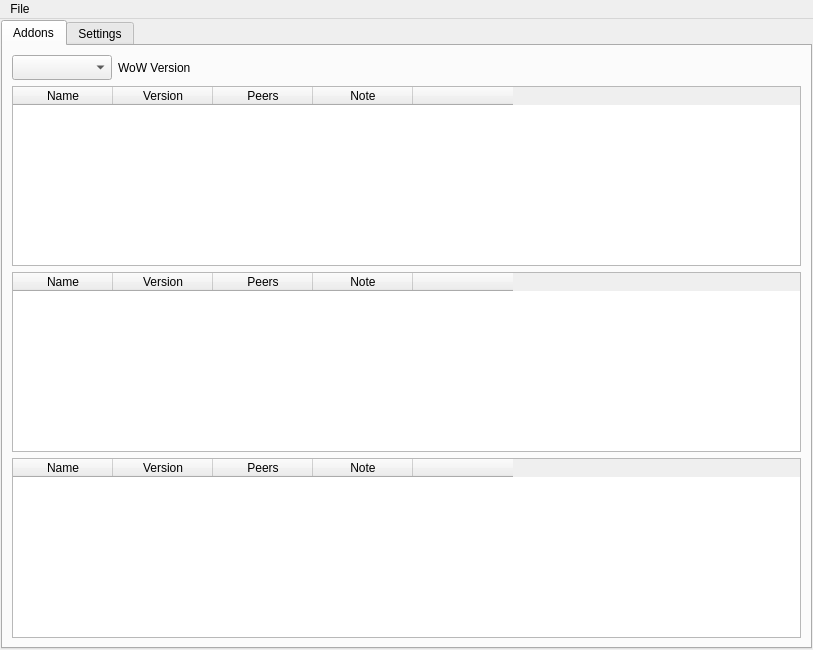
Above: ui/mainwindow.ui from WoWAddonManager/wam-client before the change. Below: the same form after it.
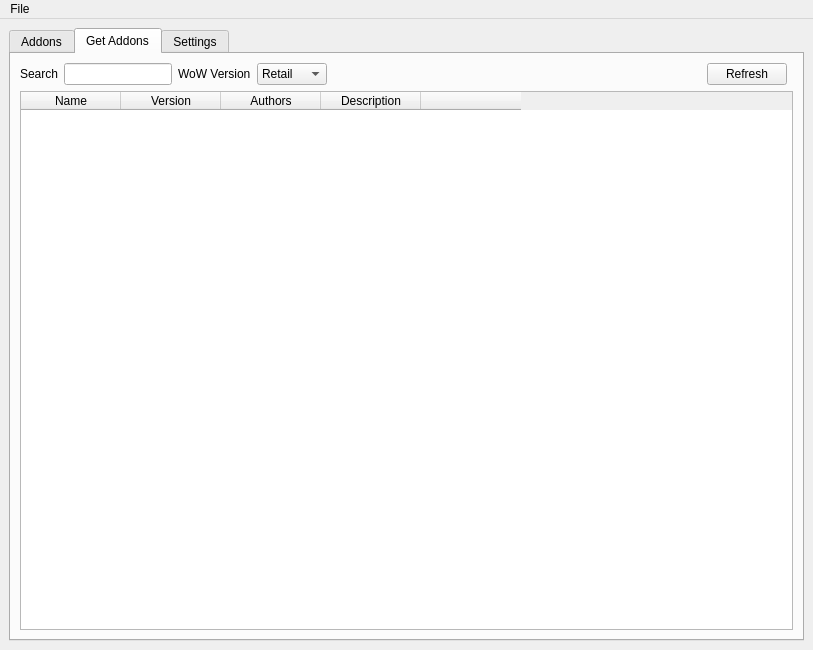
That is the form after the change. The open tabs and pages were chosen to show the change.

Commit message: [GUI] Added get addons tab NYI

Patch:
```diff
--- a/ui/mainwindow.ui
+++ b/ui/mainwindow.ui
@@ -14,19 +14,7 @@
    <string>WAM: WoW Addon Manager</string>
   </property>
   <widget class="QWidget" name="centralwidget">
-   <layout class="QGridLayout" name="gridLayout_3">
-    <property name="leftMargin">
-     <number>1</number>
-    </property>
-    <property name="topMargin">
-     <number>1</number>
-    </property>
-    <property name="rightMargin">
-     <number>1</number>
-    </property>
-    <property name="bottomMargin">
-     <number>1</number>
-    </property>
+   <layout class="QGridLayout" name="gridLayout_4">
     <item row="0" column="0">
      <widget class="QTabWidget" name="tabWidget">
       <property name="tabPosition">
@@ -42,40 +30,8 @@
        <attribute name="title">
         <string>Addons</string>
        </attribute>
-       <layout class="QGridLayout" name="gridLayout">
-        <item row="6" column="0" colspan="3">
-         <widget class="QTableWidget" name="classic_table">
-          <property name="enabled">
-           <bool>true</bool>
-          </property>
-          <column>
-           <property name="text">
-            <string>Name</string>
-           </property>
-          </column>
-          <column>
-           <property name="text">
-            <string>Version</string>
-           </property>
-          </column>
-          <column>
-           <property name="text">
-            <string>Peers</string>
-           </property>
-          </column>
-          <column>
-           <property name="text">
-            <string>Note</string>
-           </property>
-          </column>
-          <column>
-           <property name="text">
-            <string/>
-           </property>
-          </column>
-         </widget>
-        </item>
-        <item row="0" column="0">
+       <layout class="QGridLayout" name="gridLayout_3">
+        <item row="0" column="1">
          <widget class="QComboBox" name="wow_version_combo_box">
           <property name="sizePolicy">
            <sizepolicy hsizetype="Fixed" vsizetype="Fixed">
@@ -90,46 +46,38 @@
            </size>
           </property>
           <property name="currentText">
-           <string/>
+           <string>Retail</string>
           </property>
+          <item>
+           <property name="text">
+            <string>Retail</string>
+           </property>
+          </item>
+          <item>
+           <property name="text">
+            <string>Classic</string>
+           </property>
+          </item>
+          <item>
+           <property name="text">
+            <string>PTR</string>
+           </property>
+          </item>
          </widget>
         </item>
-        <item row="0" column="1">
+        <item row="0" column="0">
          <widget class="QLabel" name="wow_version_label">
+          <property name="sizePolicy">
+           <sizepolicy hsizetype="Fixed" vsizetype="Fixed">
+            <horstretch>0</horstretch>
+            <verstretch>0</verstretch>
+           </sizepolicy>
+          </property>
           <property name="text">
            <string>WoW Version</string>
           </property>
          </widget>
         </item>
-        <item row="7" column="0" colspan="3">
-         <widget class="QTableWidget" name="retail_table">
-          <column>
-           <property name="text">
-            <string>Name</string>
-           </property>
-          </column>
-          <column>
-           <property name="text">
-            <string>Version</string>
-           </property>
-          </column>
-          <column>
-           <property name="text">
-            <string>Peers</string>
-           </property>
-          </column>
-          <column>
-           <property name="text">
-            <string>Note</string>
-           </property>
-          </column>
-          <column>
-           <property name="text">
-            <string/>
-           </property>
-          </column>
-         </widget>
-        </item>
         <item row="1" column="0" colspan="3">
          <widget class="QTableWidget" name="ptr_table">
           <column>
@@ -149,7 +97,7 @@
           </column>
           <column>
            <property name="text">
-            <string>Note</string>
+            <string>Description</string>
            </property>
           </column>
           <column>
@@ -157,6 +105,184 @@
             <string/>
            </property>
           </column>
+         </widget>
+        </item>
+        <item row="2" column="0" colspan="3">
+         <widget class="QTableWidget" name="classic_table">
+          <property name="enabled">
+           <bool>true</bool>
+          </property>
+          <column>
+           <property name="text">
+            <string>Name</string>
+           </property>
+          </column>
+          <column>
+           <property name="text">
+            <string>Version</string>
+           </property>
+          </column>
+          <column>
+           <property name="text">
+            <string>Peers</string>
+           </property>
+          </column>
+          <column>
+           <property name="text">
+            <string>Description</string>
+           </property>
+          </column>
+          <column>
+           <property name="text">
+            <string/>
+           </property>
+          </column>
+         </widget>
+        </item>
+        <item row="3" column="0" colspan="3">
+         <widget class="QTableWidget" name="retail_table">
+          <column>
+           <property name="text">
+            <string>Name</string>
+           </property>
+          </column>
+          <column>
+           <property name="text">
+            <string>Version</string>
+           </property>
+          </column>
+          <column>
+           <property name="text">
+            <string>Peers</string>
+           </property>
+          </column>
+          <column>
+           <property name="text">
+            <string>Description</string>
+           </property>
+          </column>
+          <column>
+           <property name="text">
+            <string/>
+           </property>
+          </column>
+         </widget>
+        </item>
+       </layout>
+      </widget>
+      <widget class="QWidget" name="get_addons_tab">
+       <attribute name="title">
+        <string>Get Addons</string>
+       </attribute>
+       <layout class="QGridLayout" name="gridLayout">
+        <item row="1" column="5">
+         <spacer name="horizontalSpacer">
+          <property name="orientation">
+           <enum>Qt::Horizontal</enum>
+          </property>
+          <property name="sizeHint" stdset="0">
+           <size>
+            <width>40</width>
+            <height>20</height>
+           </size>
+          </property>
+         </spacer>
+        </item>
+        <item row="1" column="1">
+         <widget class="QLineEdit" name="lineEdit_2">
+          <property name="sizePolicy">
+           <sizepolicy hsizetype="Fixed" vsizetype="Fixed">
+            <horstretch>0</horstretch>
+            <verstretch>0</verstretch>
+           </sizepolicy>
+          </property>
+         </widget>
+        </item>
+        <item row="1" column="6">
+         <widget class="QPushButton" name="pushButton">
+          <property name="sizePolicy">
+           <sizepolicy hsizetype="Fixed" vsizetype="Fixed">
+            <horstretch>0</horstretch>
+            <verstretch>0</verstretch>
+           </sizepolicy>
+          </property>
+          <property name="text">
+           <string>Refresh</string>
+          </property>
+         </widget>
+        </item>
+        <item row="1" column="3">
+         <widget class="QComboBox" name="comboBox">
+          <property name="sizePolicy">
+           <sizepolicy hsizetype="Fixed" vsizetype="Fixed">
+            <horstretch>0</horstretch>
+            <verstretch>0</verstretch>
+           </sizepolicy>
+          </property>
+          <property name="sizeAdjustPolicy">
+           <enum>QComboBox::AdjustToContents</enum>
+          </property>
+          <property name="frame">
+           <bool>true</bool>
+          </property>
+          <item>
+           <property name="text">
+            <string>Retail</string>
+           </property>
+          </item>
+          <item>
+           <property name="text">
+            <string>Classic</string>
+           </property>
+          </item>
+          <item>
+           <property name="text">
+            <string>PTR</string>
+           </property>
+          </item>
+         </widget>
+        </item>
+        <item row="2" column="0" colspan="8">
+         <widget class="QTableWidget" name="tableWidget">
+          <column>
+           <property name="text">
+            <string>Name</string>
+           </property>
+          </column>
+          <column>
+           <property name="text">
+            <string>Version</string>
+           </property>
+          </column>
+          <column>
+           <property name="text">
+            <string>Authors</string>
+           </property>
+          </column>
+          <column>
+           <property name="text">
+            <string>Description</string>
+           </property>
+          </column>
+          <column>
+           <property name="text">
+            <string/>
+           </property>
+          </column>
+         </widget>
+        </item>
+        <item row="1" column="0">
+         <widget class="QLabel" name="label_3">
+          <property name="text">
+           <string>Search</string>
+          </property>
+         </widget>
+        </item>
+        <item row="1" column="2">
+         <widget class="QLabel" name="label_2">
+          <property name="text">
+           <string>WoW Version</string>
+          </property>
          </widget>
         </item>
        </layout>
```
Left out of the diff: 2 changed lines with no effect on the pictures.
